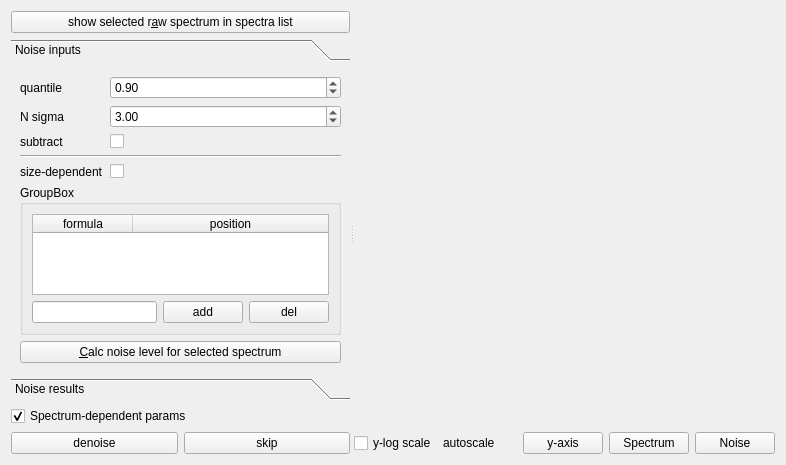
The window that Orbitool/UI/Noise.ui (l460289052/Orbitool) describes before a commit, drawn with Qt 5.
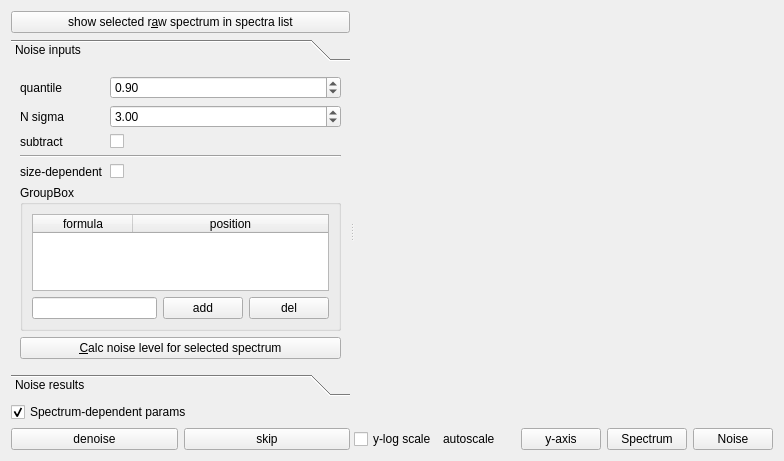
The same window after the commit.

```diff
--- a/Orbitool/UI/Noise.ui
+++ b/Orbitool/UI/Noise.ui
@@ -6,8 +6,8 @@
    <rect>
     <x>0</x>
     <y>0</y>
-    <width>786</width>
-    <height>465</height>
+    <width>784</width>
+    <height>461</height>
    </rect>
   </property>
   <property name="windowTitle">
@@ -59,8 +59,8 @@
            <rect>
             <x>0</x>
             <y>0</y>
-            <width>319</width>
-            <height>311</height>
+            <width>355</width>
+            <height>325</height>
            </rect>
           </property>
           <attribute name="label">
```
Left out of the diff: 4 changed lines with no effect on the pictures.
